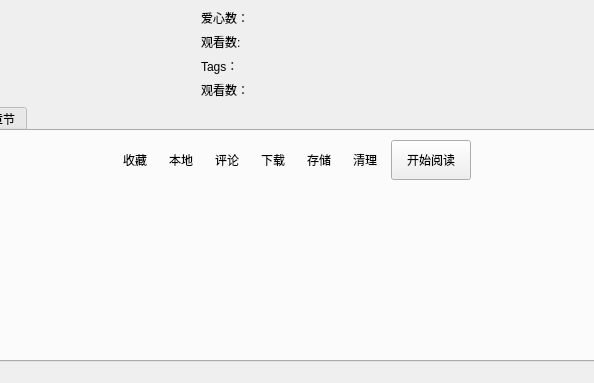
Qt form ui/ui_book_info.ui (tonquer/JMComic-qt) before a commit; both pictures show x 126 to 720 and y 322 to 705 of the 838 by 705 pixel window.
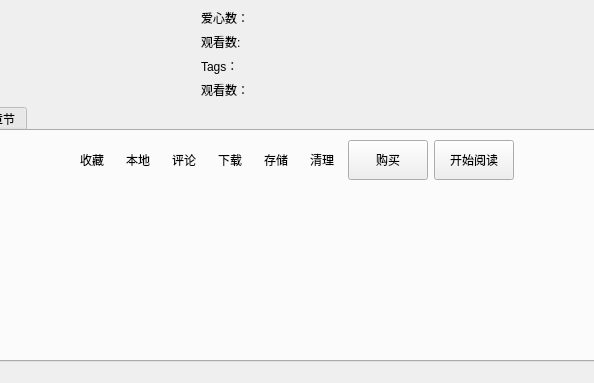
The same form after that commit. Icons and pictures are not drawn. Custom widgets are drawn as their Qt base class.

```diff
--- a/ui/ui_book_info.ui
+++ b/ui/ui_book_info.ui
@@ -587,6 +587,25 @@
                  </property>
                 </widget>
                </item>
+               <item>
+                <widget class="QPushButton" name="buyButton">
+                 <property name="minimumSize">
+                  <size>
+                   <width>0</width>
+                   <height>40</height>
+                  </size>
+                 </property>
+                 <property name="maximumSize">
+                  <size>
+                   <width>16777215</width>
+                   <height>40</height>
+                  </size>
+                 </property>
+                 <property name="text">
+                  <string>购买</string>
+                 </property>
+                </widget>
+               </item>
                <item>
                 <widget class="QPushButton" name="startRead">
                  <property name="minimumSize">
```
